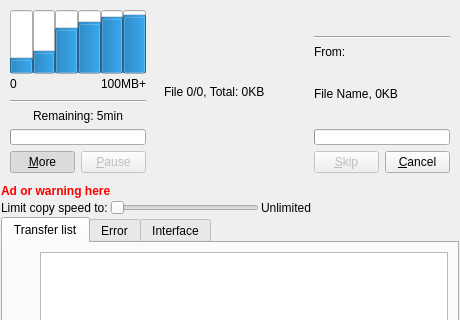
Above: plugins/Themes/Oxygen2/interface.ui from alphaonex86/Ultracopier before the change; both pictures show x 0 to 460 and y 0 to 320 of the 460 by 486 pixel window. Below: the same form after it.
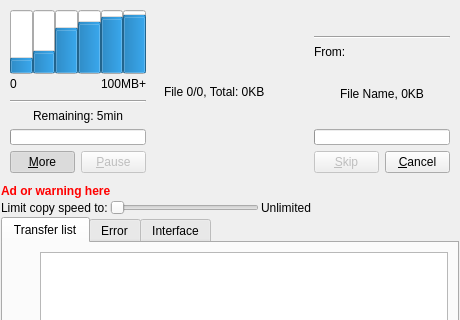
That is the form after the change. Icons and pictures are not drawn.

Commit message: [Improvement] Improve the interface responsive

What changed in the file:
```diff
--- a/plugins/Themes/Oxygen2/interface.ui
+++ b/plugins/Themes/Oxygen2/interface.ui
@@ -442,6 +442,9 @@
            <property name="textFormat">
             <enum>Qt::PlainText</enum>
            </property>
+           <property name="alignment">
+            <set>Qt::AlignCenter</set>
+           </property>
           </widget>
          </item>
          <item>
```
Left out of the diff: 2 changed lines with no effect on the pictures. The commit also changes 3 other files.
